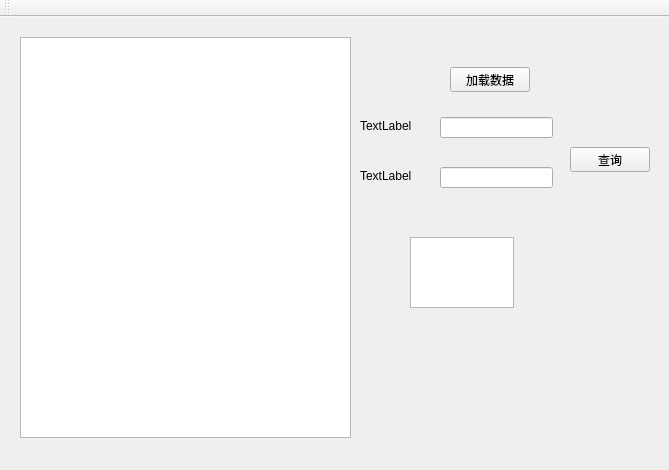
This is PointSearchByIndex.ui in xiaosuqi1778/PointSearchByIndex as Qt 5 draws it before an edit. The edited form follows.
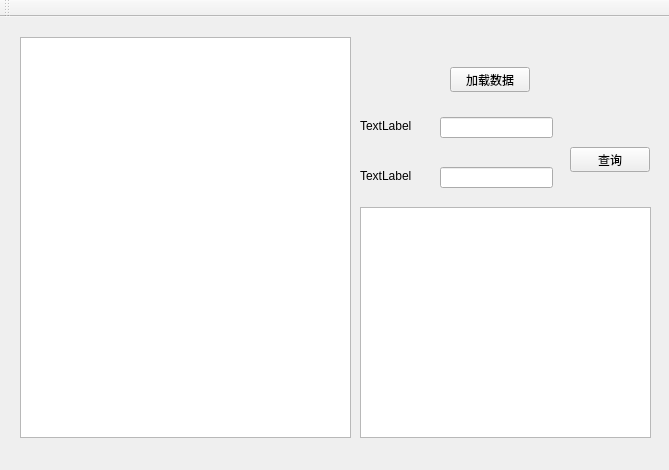
This is the edited form.

The edit to the form file:
```diff
--- a/PointSearchByIndex.ui
+++ b/PointSearchByIndex.ui
@@ -76,10 +76,10 @@
    <widget class="QTextEdit" name="targetView">
     <property name="geometry">
      <rect>
-      <x>410</x>
-      <y>220</y>
-      <width>104</width>
-      <height>71</height>
+      <x>360</x>
+      <y>190</y>
+      <width>291</width>
+      <height>231</height>
      </rect>
     </property>
    </widget>
```
